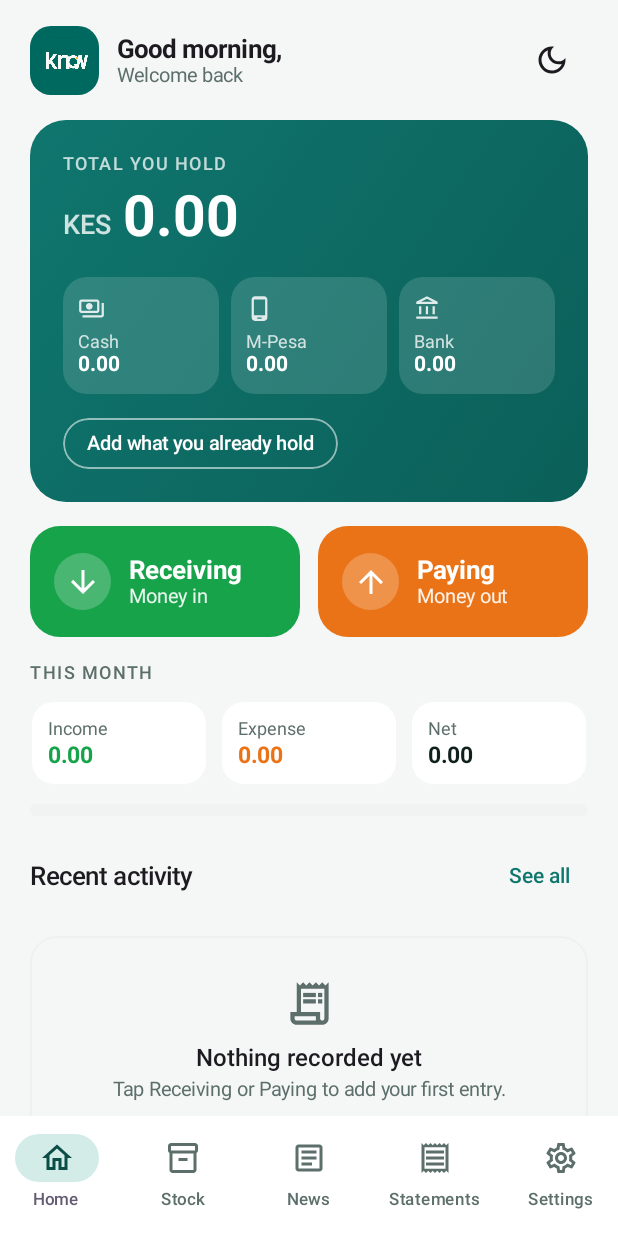
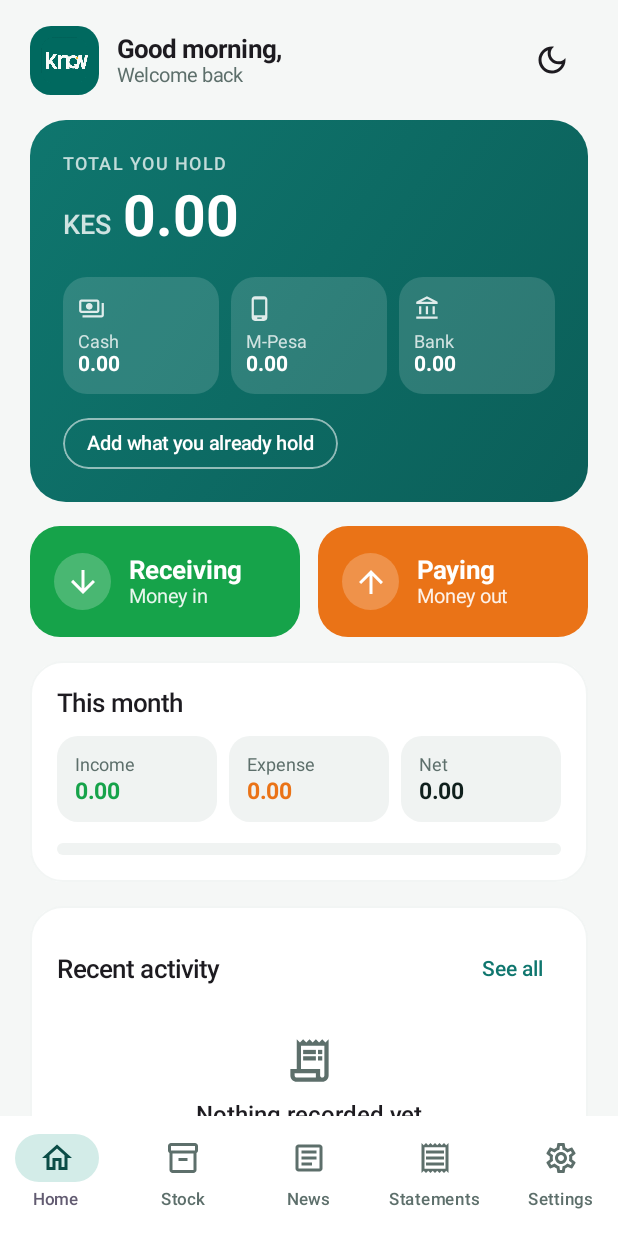
Before and after one commit to bashevent01-commits/teach-app, an Android app built with Jetpack Compose: the screen it shows after launch (MainActivity), on a phone screen of 412 x 824 dp. Run offline under Robolectric (Android 15) with nearby library versions, the phone set to English and light mode, and no system bars; network calls fail; Roboto replaces fonts that are not available here; 7 statements that could not run were skipped.

```diff
--- a/android/app/src/main/java/com/knowapp/android/ui/home/HomeScreen.kt
+++ b/android/app/src/main/java/com/knowapp/android/ui/home/HomeScreen.kt
@@ -34,6 +34,7 @@ import androidx.compose.material3.Button
 import androidx.compose.material3.ButtonDefaults
 import androidx.compose.material3.ExperimentalMaterial3Api
 import androidx.compose.material3.FilterChip
+import androidx.compose.material3.HorizontalDivider
 import androidx.compose.material3.Icon
 import androidx.compose.material3.IconButton
 import androidx.compose.material3.MaterialTheme
@@ -237,37 +238,39 @@ fun HomeScreen(
             }
 
             item {
-                Text("THIS MONTH", style = MaterialTheme.typography.labelMedium, color = MaterialTheme.colorScheme.onSurfaceVariant, letterSpacing = 1.sp)
-                Row(horizontalArrangement = Arrangement.spacedBy(8.dp), modifier = Modifier.padding(top = 10.dp)) {
+                CardShell {
+                    Text("This month", style = MaterialTheme.typography.titleMedium)
+                    Row(horizontalArrangement = Arrangement.spacedBy(8.dp), modifier = Modifier.padding(top = 12.dp)) {
                         MonthTile("Income", income, IncomeGreen, Modifier.weight(1f))
                         MonthTile("Expense", expense, ExpenseOrange, Modifier.weight(1f))
                         MonthTile("Net", income - expense, if (income - expense < BigDecimal.ZERO) DangerRed else MaterialTheme.colorScheme.onSurface, Modifier.weight(1f))
                     }
-                FlowBar(income, expense, modifier = Modifier.padding(top = 12.dp))
+                    FlowBar(income, expense, modifier = Modifier.padding(top = 14.dp))
+                }
             }
 
             item {
+                val recent = state.transactions.sortedByDescending { it.createdAt }.take(8)
+                CardShell {
                     Row(modifier = Modifier.fillMaxWidth(), horizontalArrangement = Arrangement.SpaceBetween, verticalAlignment = Alignment.CenterVertically) {
                         Text("Recent activity", style = MaterialTheme.typography.titleMedium)
                         TextButton(onClick = onSeeAll) { Text("See all") }
                     }
-            }
-            val recent = state.transactions.sortedByDescending { it.createdAt }.take(8)
                     if (state.pending.isEmpty() && recent.isEmpty()) {
-                item {
-                    Column(
-                        modifier = Modifier.fillMaxWidth().border(1.dp, MaterialTheme.colorScheme.outline.copy(alpha = 0.4f), CardRadius).padding(28.dp),
-                        horizontalAlignment = Alignment.CenterHorizontally,
-                    ) {
+                        Column(modifier = Modifier.fillMaxWidth().padding(vertical = 20.dp), horizontalAlignment = Alignment.CenterHorizontally) {
                             Icon(Icons.Outlined.ReceiptLong, contentDescription = null, tint = MaterialTheme.colorScheme.onSurfaceVariant, modifier = Modifier.size(34.dp))
                             Text("Nothing recorded yet", fontWeight = FontWeight.SemiBold, modifier = Modifier.padding(top = 10.dp))
                             Text("Tap Receiving or Paying to add your first entry.", style = MaterialTheme.typography.bodySmall, color = MaterialTheme.colorScheme.onSurfaceVariant, modifier = Modifier.padding(top = 4.dp))
                         }
                     }
+                    // Pending rows are tinted until the server has them, then they appear as normal rows
+                    state.pending.forEach { PendingRow(it, viewModel::discardPending) }
+                    recent.forEachIndexed { index, t ->
+                        if (index > 0 || state.pending.isNotEmpty()) HorizontalDivider(color = MaterialTheme.colorScheme.outline.copy(alpha = 0.35f))
+                        TransactionRow(t)
                     }
-            // Pending rows are tinted until the server has them, then they appear as normal rows
-            items(state.pending.size) { index -> PendingRow(state.pending[index], viewModel::discardPending) }
-            items(recent.size) { index -> TransactionRow(recent[index]) }
+                }
+            }
             item { Spacer(Modifier.height(8.dp)) }
         }
     }
@@ -295,6 +298,18 @@ fun HomeScreen(
 }
 
 @Composable
+private fun CardShell(content: @Composable androidx.compose.foundation.layout.ColumnScope.() -> Unit) {
+    Column(
+        modifier = Modifier
+            .fillMaxWidth()
+            .background(MaterialTheme.colorScheme.surface, RoundedCornerShape(22.dp))
+            .border(1.dp, MaterialTheme.colorScheme.outline.copy(alpha = 0.45f), RoundedCornerShape(22.dp))
+            .padding(18.dp),
+        content = content,
+    )
+}
+
+@Composable
 private fun HeroTile(label: String, icon: androidx.compose.ui.graphics.vector.ImageVector, value: BigDecimal, modifier: Modifier) {
     Column(modifier = modifier.background(Color.White.copy(alpha = 0.14f), RoundedCornerShape(16.dp)).padding(horizontal = 10.dp, vertical = 12.dp)) {
         Icon(icon, contentDescription = null, tint = Color.White.copy(alpha = 0.85f), modifier = Modifier.size(18.dp))
@@ -307,8 +322,7 @@ private fun HeroTile(label: String, icon: androidx.compose.ui.graphics.vector.Im
 private fun MonthTile(label: String, value: BigDecimal, color: Color, modifier: Modifier) {
     Column(
         modifier = modifier
-            .background(MaterialTheme.colorScheme.surface, RoundedCornerShape(16.dp))
-            .border(1.dp, MaterialTheme.colorScheme.outline.copy(alpha = 0.35f), RoundedCornerShape(16.dp))
+            .background(MaterialTheme.colorScheme.surfaceVariant, RoundedCornerShape(14.dp))
             .padding(horizontal = 12.dp, vertical = 12.dp),
     ) {
         Text(label, fontSize = 12.sp, color = MaterialTheme.colorScheme.onSurfaceVariant)
@@ -355,7 +369,7 @@ private fun RowIcon(type: String) {
 @Composable
 private fun PendingRow(p: PendingTransaction, onDiscard: (String) -> Unit) {
     val tint = if (p.failed) DangerRed else WarnAmber
-    Column(modifier = Modifier.fillMaxWidth().background(tint.copy(alpha = 0.14f), SmallRadius).padding(12.dp)) {
+    Column(modifier = Modifier.fillMaxWidth().padding(vertical = 4.dp).background(tint.copy(alpha = 0.14f), SmallRadius).padding(12.dp)) {
         Row(modifier = Modifier.fillMaxWidth(), verticalAlignment = Alignment.CenterVertically) {
             RowIcon(p.type)
             Column(modifier = Modifier.weight(1f).padding(horizontal = 12.dp)) {
@@ -378,11 +392,7 @@ private fun PendingRow(p: PendingTransaction, onDiscard: (String) -> Unit) {
 @Composable
 private fun TransactionRow(t: TransactionOut) {
     Row(
-        modifier = Modifier
-            .fillMaxWidth()
-            .background(MaterialTheme.colorScheme.surface, RoundedCornerShape(16.dp))
-            .border(1.dp, MaterialTheme.colorScheme.outline.copy(alpha = 0.3f), RoundedCornerShape(16.dp))
-            .padding(14.dp),
+        modifier = Modifier.fillMaxWidth().padding(vertical = 12.dp),
         verticalAlignment = Alignment.CenterVertically,
     ) {
         RowIcon(t.type)
--- a/android/app/src/main/java/com/knowapp/android/ui/theme/Color.kt
+++ b/android/app/src/main/java/com/knowapp/android/ui/theme/Color.kt
@@ -19,12 +19,12 @@ val InkSoftLight = Color(0xFF5D6F6B)
 val LineLight = Color(0xFFE2E8E6)
 
 // Dark surfaces
-val BgDark = Color(0xFF0B1413)
-val SurfaceDark = Color(0xFF111E1C)
-val Surface2Dark = Color(0xFF172624)
+val BgDark = Color(0xFF080F0E)
+val SurfaceDark = Color(0xFF13231F)
+val Surface2Dark = Color(0xFF1C312C)
 val InkDark = Color(0xFFEAF3F1)
 val InkSoftDark = Color(0xFF94A9A5)
-val LineDark = Color(0xFF21322F)
+val LineDark = Color(0xFF2B433D)
 
 // Semantic (transaction income/expense + status)
 val IncomeGreen = Color(0xFF16A34A)
--- a/android/app/src/main/java/com/knowapp/android/ui/theme/Theme.kt
+++ b/android/app/src/main/java/com/knowapp/android/ui/theme/Theme.kt
@@ -35,10 +35,10 @@ private val LightColors = lightColorScheme(
 )
 
 private val DarkColors = darkColorScheme(
-    primary = Brand,
-    onPrimary = BrandInk,
-    primaryContainer = BrandSoft,
-    onPrimaryContainer = Brand,
+    primary = androidx.compose.ui.graphics.Color(0xFF3DB8A9),
+    onPrimary = androidx.compose.ui.graphics.Color(0xFF062B27),
+    primaryContainer = androidx.compose.ui.graphics.Color(0xFF16423D),
+    onPrimaryContainer = androidx.compose.ui.graphics.Color(0xFF9FE6DC),
     background = BgDark,
     surface = SurfaceDark,
     onSurface = InkDark,
```
Also changed, not shown: android/app/src/main/java/com/knowapp/android/ui/login/LoginScreen.kt (+85 -23 lines). Lines whose indentation alone changed are shown as unchanged.
